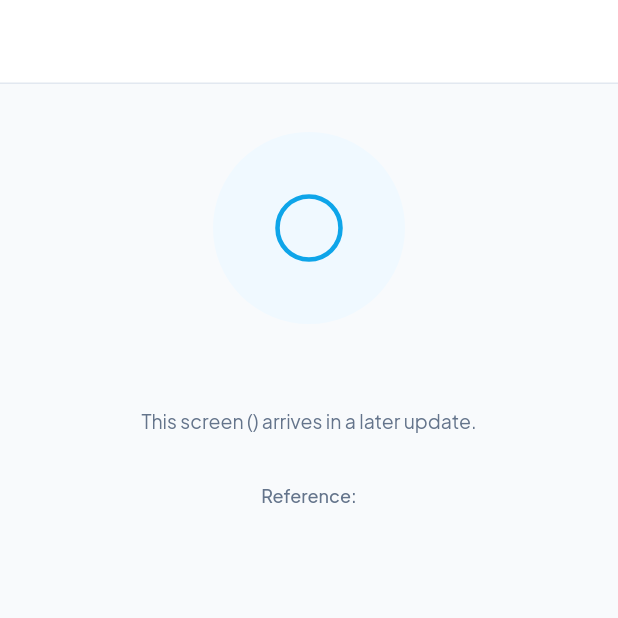
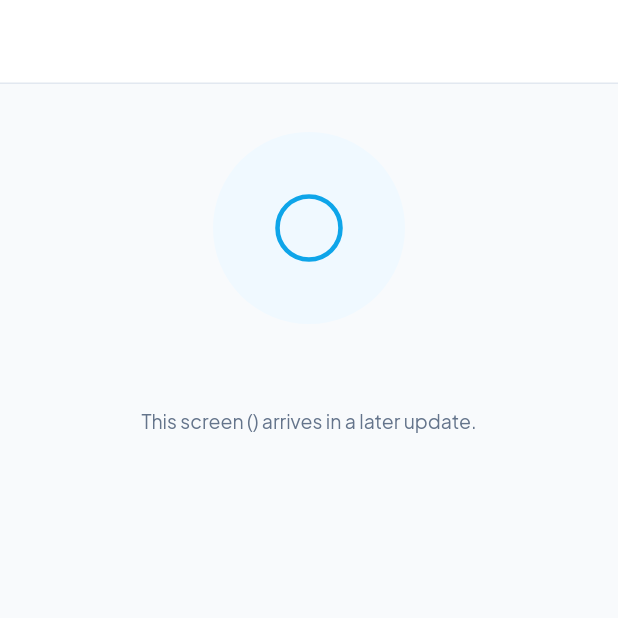
Before and after one commit to vibolkhan/k-e-commerce, a Flutter app: the PlaceholderPage screen opened directly with empty values, on a phone screen of 412 x 824 dp, the top half of it. Run offline on Flutter 3.47's test engine with Material 3 defaults, Android fonts, the phone set to English and light mode, and no system bars; our stand-ins replace cached_network_image, file_picker, firebase_core, firebase_messaging, flutter_riverpod, go_router and 4 more; missing offline and left inert: mobile_scanner, path_parsing; accounts and stored records are empty; generated files the repository leaves out were written again.

Commit message:
chore(F11): cached KNetworkImage, Cutoff moved to core, optional placeholder reference
cached_network_image 3.4.1 for product and banner photos. path_provider's
platform packages are held at their plugin-based versions: the newer FFI/JNI
build hooks fail when the Flutter SDK path contains a space.

Co-Authored-By: Claude Opus 5.5 <noreply@anthropic.com>

```diff
--- a/lib/features/admin/domain/cutoff.dart
+++ b/lib/core/time/cutoff.dart
@@ -1,4 +1,4 @@
-import '../../../core/time/phnom_penh_time.dart';
+import 'phnom_penh_time.dart';
 
 /// Same-day delivery cut-off (market rule: 3:00 PM Phnom Penh). Orders placed
 /// after it deliver the next day; the server decides, this is for display.
--- a/lib/core/ui/k_ui.dart
+++ b/lib/core/ui/k_ui.dart
@@ -12,6 +12,7 @@ export 'widgets/k_button.dart';
 export 'widgets/k_card.dart';
 export 'widgets/k_commerce.dart';
 export 'widgets/k_feedback.dart';
+export 'widgets/k_image.dart';
 export 'widgets/k_logo.dart';
 export 'widgets/k_navigation.dart';
 export 'widgets/k_overlays.dart';
--- a/lib/core/ui/pages/placeholder_page.dart
+++ b/lib/core/ui/pages/placeholder_page.dart
@@ -11,7 +11,7 @@ class PlaceholderPage extends StatelessWidget {
     super.key,
     required this.title,
     required this.screenId,
-    required this.reference,
+    this.reference,
     required this.parent,
   });
 
@@ -20,8 +20,8 @@ class PlaceholderPage extends StatelessWidget {
   /// Design screen id, e.g. C-12.
   final String screenId;
 
-  /// The order, quote or conversation id from the link.
-  final String reference;
+  /// The order, quote or conversation id from the link, if any.
+  final String? reference;
 
   /// Where back goes when the page was opened directly (a push tap).
   final String parent;
@@ -44,11 +44,12 @@ class PlaceholderPage extends StatelessWidget {
             title: title,
             message: l10n.placeholderBody(screenId),
           ),
-          Text(
-            l10n.placeholderReference(reference),
-            textAlign: TextAlign.center,
-            style: k.text.caption.copyWith(color: k.colors.muted),
-          ),
+          if (reference != null)
+            Text(
+              l10n.placeholderReference(reference!),
+              textAlign: TextAlign.center,
+              style: k.text.caption.copyWith(color: k.colors.muted),
+            ),
         ],
       ),
     );
--- a/lib/features/admin/presentation/admin_providers.dart
+++ b/lib/features/admin/presentation/admin_providers.dart
@@ -2,11 +2,11 @@ import 'package:flutter_riverpod/flutter_riverpod.dart';
 
 import '../../../core/money/khr_rate_provider.dart';
 import '../../../core/router/app_role.dart';
+import '../../../core/time/cutoff.dart';
 import '../../../core/utils/log.dart';
 import '../../auth/presentation/auth_providers.dart';
 import '../data/admin_repository.dart';
 import '../domain/admin_section.dart';
-import '../domain/cutoff.dart';
 import '../domain/staff_member.dart';
 import '../domain/staff_role.dart';
 
--- a/lib/features/admin/presentation/admin_top_bar.dart
+++ b/lib/features/admin/presentation/admin_top_bar.dart
@@ -5,13 +5,13 @@ import 'package:flutter_riverpod/flutter_riverpod.dart';
 
 import '../../../core/l10n/generated/app_localizations.dart';
 import '../../../core/router/app_routes.dart';
+import '../../../core/time/cutoff.dart';
 import '../../../core/time/phnom_penh_time.dart';
 import '../../../core/ui/k_ui.dart';
 import '../../account/presentation/account_actions.dart';
 import '../../auth/presentation/auth_providers.dart';
 import '../../notifications/presentation/notification_bell.dart';
 import '../../settings/presentation/language_sheet.dart';
-import '../domain/cutoff.dart';
 import 'admin_labels.dart';
 import 'admin_providers.dart';
 
```
Also changed, not shown: lib/core/ui/widgets/k_image.dart (added, +53 -0 lines), pubspec.yaml (+10 -0 lines), pubspec.lock, 1 other file.
